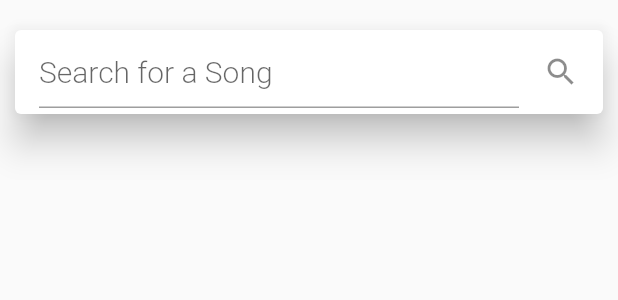
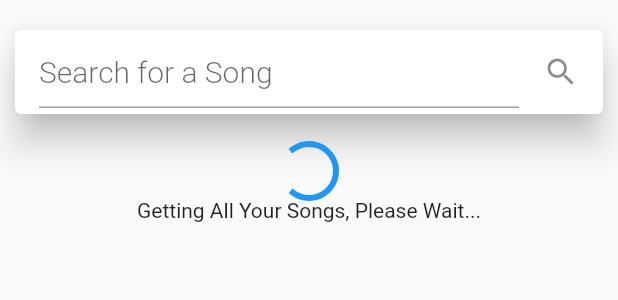
Before and after one commit to OmarHatem28/Music-Player-Flutter, a Flutter app: the AllSongs widget shown alone on an empty page, opened directly, on a phone screen of 412 x 824 dp. Shown: the top 300 px of the screen. Run offline on Flutter 3.47's test engine with Material 2 defaults, Android fonts, the phone set to English and light mode, and no system bars; our stand-ins replace sqflite; missing offline and left inert: flute_music_player, youtube_player; accounts and stored records are empty.

Commit message:
enhanced DB code (Know if it will create table or already exist and Cleaned some usless code), Added ScanSongs Page

```diff
--- a/lib/allSongs.dart
+++ b/lib/allSongs.dart
@@ -12,6 +12,7 @@ Song currSong;
 int position;
 TextEditingController _c;
 bool beenHereb4 = false;
+String state = "";
 
 class AllSongs extends StatefulWidget {
   @override
@@ -19,11 +20,10 @@ class AllSongs extends StatefulWidget {
 }
 
 class AllSongsState extends State<AllSongs> {
-
   @override
   void initState() {
     super.initState();
-    if ( !beenHereb4 ){
+    if (!beenHereb4) {
       beenHereb4 = true;
       initPlayer();
     }
@@ -31,7 +31,14 @@ class AllSongsState extends State<AllSongs> {
 
   void initPlayer() async {
     _c = new TextEditingController();
-    records = await DatabaseClient().createDB();
+    state = await DatabaseClient().createDB();
+    // if table is created then insert songs first
+    setState(() {});
+    if (state.isNotEmpty) {
+      await DatabaseClient().insert();
+    }
+    records = await DatabaseClient().getSongs();
+
     for (Map<String, dynamic> map in records) {
       Song song = new Song(map['id'], map['artist'], map['title'], map['album'],
           map['albumId'], map['duration'], map['uri'], map['albumArt']);
@@ -60,7 +67,7 @@ class AllSongsState extends State<AllSongs> {
   }
 
   Widget _buildPage() {
-    if (filtered != null) {
+    if (filtered != null && filtered.isNotEmpty) {
       return ListView.builder(
           itemCount: filtered.length * 2,
           itemBuilder: (context, int i) {
@@ -69,8 +76,19 @@ class AllSongsState extends State<AllSongs> {
             final index = i ~/ 2;
             return _buildTile(filtered[index]);
           });
+    } else if (state.isNotEmpty) {
+      return Center(
+        child: Column(
+          children: <Widget>[
+            CircularProgressIndicator(),
+            Text("Getting All Your Songs, Please Wait..."),
+          ],
+        ),
+      );
     }
-    return Text("Hello");
+    return Center(
+      child: Text("No Songs Avaiable."),
+    );
   }
 
   Widget _buildTile(Song song) {
@@ -131,7 +149,7 @@ class AllSongsState extends State<AllSongs> {
 
   stop(Song song) async {
     final result = await audioPlayer.stop();
-    if (result == 1) setState(() => song.isPlaying= false);
+    if (result == 1) setState(() => song.isPlaying = false);
   }
 
   dynamic getImage(String albumArt) {
--- a/lib/database/DatabaseClient.dart
+++ b/lib/database/DatabaseClient.dart
@@ -5,34 +5,29 @@ import 'package:sqflite/sqflite.dart';
 class DatabaseClient {
   Song song;
   List<Song> _songs;
-  Database _db;
+  static Database _db;
   List<Map<String, dynamic>> records;
   int co = 0;
 
-  Future createDB() async {
+
+  Future<String> createDB() async {
+    String state = "";
     var databasesPath = await getDatabasesPath();
     String path = join(databasesPath, 'mySongs.db');
 
     _db = await openDatabase(path, version: 1,
         onCreate: (Database db, int version) async {
       // When creating the db, create the table
+      state = "Creates";
       await db.execute(
           'CREATE TABLE Song (id INTEGER, title TEXT, duration NUMBER, albumArt TEXT, album TEXT, uri TEXT, artist TEXT, albumId NUMBER, isFav number NOT NULL default 0, count number not null default 0)');
     });
 
-    //TODO: check for new songs added using size of current table and number of songs available
-    records = await _db.query('Song');
-    if (records.isEmpty) {
-      bool flag = await insert();
-      // if items are added to the DB
-      if ( flag ){
-        // fetch data from table again after insertion
-        records = await _db.query('Song');
-      }
-    }
+    return state;
+  }
 
-    return records;
-
+  Future getSongs() async {
+    return await _db.query('Song');
   }
 
   Future<bool> insert() async {
@@ -61,7 +56,7 @@ class DatabaseClient {
       return false;
     }
     print("Passed WarhiT");
-    if ( co > 0 )
+    if (co > 0)
       return true;
     else
       return false;
--- /dev/null
+++ b/lib/scanSongs.dart
@@ -0,0 +1,43 @@
+import 'package:flutter/material.dart';
+import 'database/DatabaseClient.dart';
+
+class ScanSong extends StatefulWidget {
+  @override
+  State<StatefulWidget> createState() => ScanSongState();
+
+}
+
+class ScanSongState extends State<ScanSong> {
+
+  @override
+  void initState() {
+    super.initState();
+//    bool inserted = runScan() as bool;
+  }
+
+  // TODO: make a radar (scan) get number of songs added or return total number
+  Future<bool> runScan() async {
+    return await DatabaseClient().insert();
+  }
+
+  @override
+  Widget build(BuildContext context) {
+    return MaterialApp(
+      home: Scaffold(
+        appBar: AppBar(
+          title: Text("Scan For Songs"),
+          elevation: 10.0,
+          centerTitle: true,
+        ),
+        body: Container(
+          child: Center(
+            child: Text("Scanning :D"),
+          ),
+        ),
+      ),
+    );
+  }
+
+
+
+}
```
Also changed, not shown: lib/main.dart (+38 -5 lines), 7 other files. Lines whose indentation alone changed are shown as unchanged.
